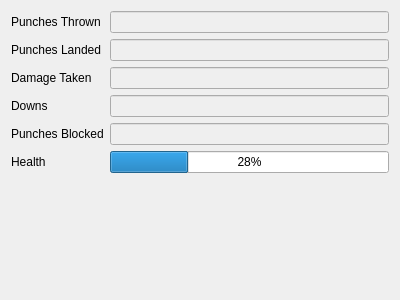
First picture: the form in boxerRoundStats.ui, repository Dedster2/DedBoxing, before the edit.
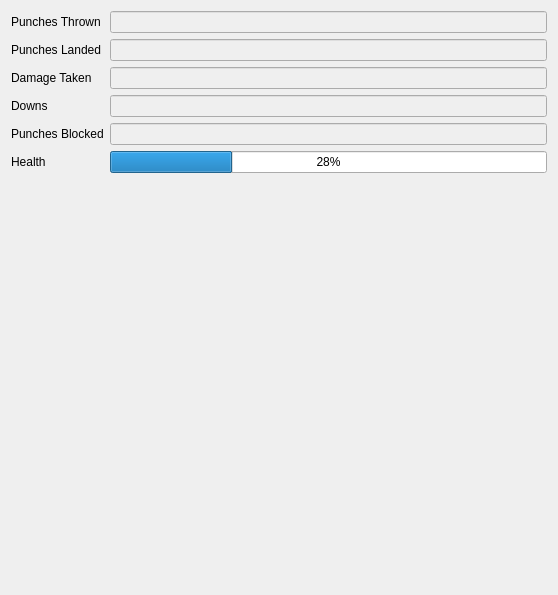
Second picture: the form after the edit.

Diff of the .ui file:
```diff
--- a/boxerRoundStats.ui
+++ b/boxerRoundStats.ui
@@ -6,8 +6,8 @@
    <rect>
     <x>0</x>
     <y>0</y>
-    <width>400</width>
-    <height>300</height>
+    <width>558</width>
+    <height>595</height>
    </rect>
   </property>
   <property name="windowTitle">
```
Left out of the diff: 3 changed lines with no effect on the pictures.
